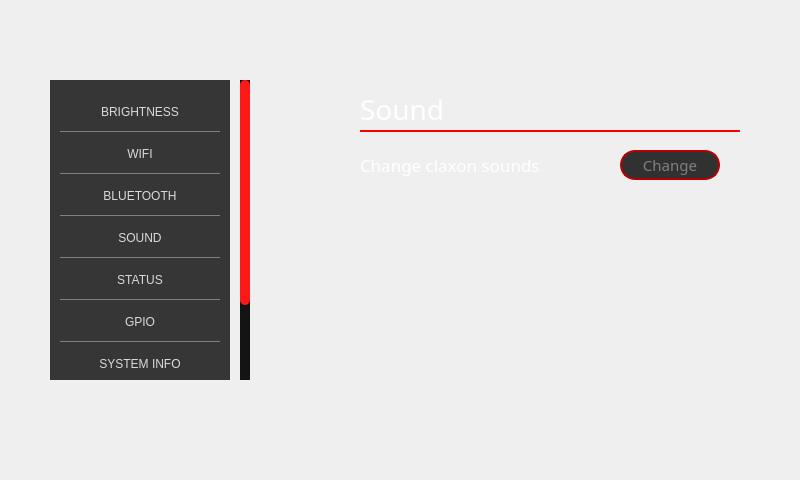
First picture: the form in GUI_WIDGETS/Settings/design_settings.ui, repository PortiESP/PortiOS, before the edit.
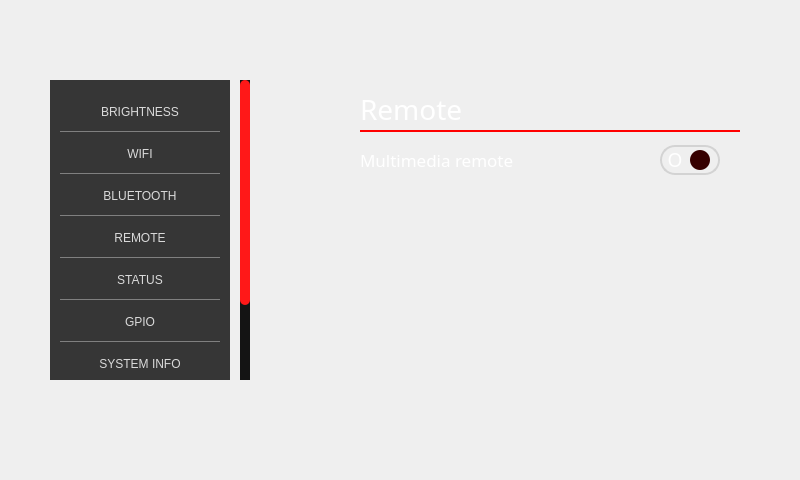
Second picture: the form after the edit. The open tabs and pages were chosen to show the change. Icons and pictures are not drawn.

```diff
--- a/GUI_WIDGETS/Settings/design_settings.ui
+++ b/GUI_WIDGETS/Settings/design_settings.ui
@@ -91,7 +91,7 @@
      <property name="geometry">
       <rect>
        <x>0</x>
-       <y>0</y>
+       <y>-100</y>
        <width>180</width>
        <height>400</height>
       </rect>
@@ -233,7 +233,7 @@
        </widget>
       </item>
       <item>
-       <widget class="QFrame" name="frame_setting_sound">
+       <widget class="QFrame" name="frame_setting_remote">
         <property name="maximumSize">
          <size>
           <width>180</width>
@@ -257,7 +257,7 @@
           <number>0</number>
          </property>
          <item>
-          <widget class="QPushButton" name="bearing_settingsSound">
+          <widget class="QPushButton" name="bearing_settingsRemote">
            <property name="minimumSize">
             <size>
              <width>0</width>
@@ -265,7 +265,7 @@
             </size>
            </property>
            <property name="text">
-            <string>SOUND</string>
+            <string>REMOTE</string>
            </property>
           </widget>
          </item>
@@ -485,7 +485,7 @@
      </rect>
     </property>
     <property name="currentIndex">
-     <number>2</number>
+     <number>3</number>
     </property>
     <widget class="QWidget" name="page_brightness">
      <widget class="QFrame" name="p_brightnes_title">
@@ -1973,7 +1973,7 @@
       </widget>
      </widget>
     </widget>
-    <widget class="QWidget" name="page_sound">
+    <widget class="QWidget" name="page_remote">
      <widget class="QFrame" name="frame_5">
       <property name="geometry">
        <rect>
@@ -2002,7 +2002,7 @@
         <string notr="true">color:white;</string>
        </property>
        <property name="text">
-        <string>Sound</string>
+        <string>Remote</string>
        </property>
        <property name="alignment">
         <set>Qt::AlignLeading|Qt::AlignLeft|Qt::AlignTop</set>
@@ -2029,22 +2029,22 @@
        </property>
       </widget>
      </widget>
-     <widget class="QFrame" name="p_sound_claxon">
+     <widget class="QFrame" name="frame_3">
       <property name="geometry">
        <rect>
         <x>0</x>
         <y>60</y>
         <width>370</width>
-        <height>50</height>
+        <height>40</height>
        </rect>
       </property>
-      <widget class="QLabel" name="label_33">
+      <widget class="QLabel" name="label_4">
        <property name="geometry">
         <rect>
          <x>10</x>
-         <y>0</y>
-         <width>200</width>
-         <height>50</height>
+         <y>5</y>
+         <width>240</width>
+         <height>30</height>
         </rect>
        </property>
        <property name="maximumSize">
@@ -2063,44 +2063,119 @@
         <string notr="true">color:white;</string>
        </property>
        <property name="text">
-        <string>Change claxon sounds</string>
+        <string>Multimedia remote</string>
        </property>
       </widget>
-      <widget class="QPushButton" name="bearing_soundClaxonsButton">
+      <widget class="QFrame" name="frame_cb_3">
        <property name="geometry">
         <rect>
-         <x>270</x>
-         <y>10</y>
-         <width>100</width>
-         <height>30</height>
+         <x>310</x>
+         <y>0</y>
+         <width>60</width>
+         <height>40</height>
         </rect>
        </property>
-       <property name="font">
-        <font>
-         <family>Bahnschrift SemiLight</family>
-         <pointsize>11</pointsize>
-         <weight>50</weight>
-         <bold>false</bold>
-        </font>
-       </property>
-       <property name="styleSheet">
-        <string notr="true">QPushButton{
-	
-	background-color: rgb(49, 49, 49);
-	border: 2px solid rgb(181, 0, 0);
+       <widget class="QFrame" name="a_border">
+        <property name="geometry">
+         <rect>
+          <x>0</x>
+          <y>5</y>
+          <width>60</width>
+          <height>30</height>
+         </rect>
+        </property>
+        <property name="styleSheet">
+         <string notr="true">QFrame{
 	border-radius:15px;
-	color:gray;
+	border:2px solid gray; 
+	border-color: rgb(211, 211, 211);
 }
-QPushButton:pressed{
-	
-	
-	background-color: rgb(188, 0, 0);
+QLabel{
+	border:none; 
 	color:white;
+	margin-bottom:1px;
 }</string>
-       </property>
-       <property name="text">
-        <string>Change</string>
-       </property>
+        </property>
+        <widget class="QLabel" name="label_10">
+         <property name="geometry">
+          <rect>
+           <x>0</x>
+           <y>0</y>
+           <width>30</width>
+           <height>30</height>
+          </rect>
+         </property>
+         <property name="font">
+          <font>
+           <family>Bahnschrift SemiBold</family>
+           <pointsize>14</pointsize>
+          </font>
+         </property>
+         <property name="text">
+          <string>O</string>
+         </property>
+         <property name="alignment">
+          <set>Qt::AlignCenter</set>
+         </property>
+        </widget>
+        <widget class="QLabel" name="label_12">
+         <property name="geometry">
+          <rect>
+           <x>30</x>
+           <y>0</y>
+           <width>30</width>
+           <height>30</height>
+          </rect>
+         </property>
+         <property name="font">
+          <font>
+           <family>Bahnschrift SemiBold</family>
+           <pointsize>14</pointsize>
+          </font>
+         </property>
+         <property name="text">
+          <string>I</string>
+         </property>
+         <property name="alignment">
+          <set>Qt::AlignCenter</set>
+         </property>
+        </widget>
+       </widget>
+       <widget class="QCheckBox" name="bearing_remoteMultimediaCheckbox">
+        <property name="geometry">
+         <rect>
+          <x>0</x>
+          <y>0</y>
+          <width>60</width>
+          <height>40</height>
+         </rect>
+        </property>
+        <property name="styleSheet">
+         <string notr="true">QCheckBox{
+	background:none;
+}
+QCheckBox::indicator{
+	height:20px;
+	width:20px;
+	border-radius:10px;
+
+}
+QCheckBox::indicator:checked{
+	margin-left:6px;
+	background-color: rgb(255, 0, 0);
+
+}
+QCheckBox::indicator:unchecked{
+	margin-left:30px;
+	background:rgb(54, 0, 0);
+
+	
+}</string>
+        </property>
+        <property name="text">
+         <string/>
+        </property>
+       </widget>
       </widget>
      </widget>
     </widget>
@@ -3652,7 +3727,7 @@
         <string notr="true">color:white;</string>
        </property>
        <property name="text">
-        <string>TERMINAL</string>
+        <string>REMOTE</string>
        </property>
        <property name="alignment">
         <set>Qt::AlignLeading|Qt::AlignLeft|Qt::AlignTop</set>
@@ -3679,80 +3754,6 @@
        </property>
       </widget>
      </widget>
-     <widget class="QFrame" name="p_terminal_button">
-      <property name="geometry">
-       <rect>
-        <x>0</x>
-        <y>60</y>
-        <width>370</width>
-        <height>50</height>
-       </rect>
-      </property>
-      <widget class="QLabel" name="label_108">
-       <property name="geometry">
-        <rect>
-         <x>10</x>
-         <y>0</y>
-         <width>200</width>
-         <height>50</height>
-        </rect>
-       </property>
-       <property name="maximumSize">
-        <size>
-         <width>250</width>
-         <height>16777215</height>
-        </size>
-       </property>
-       <property name="font">
-        <font>
-         <family>Bahnschrift SemiLight</family>
-         <pointsize>13</pointsize>
-        </font>
-       </property>
-       <property name="styleSheet">
-        <string notr="true">color:white;</string>
-       </property>
-       <property name="text">
-        <string>Open terminal</string>
-       </property>
-      </widget>
-      <widget class="QPushButton" name="bearing_terminalOpenButton">
-       <property name="geometry">
-        <rect>
-         <x>270</x>
-         <y>10</y>
-         <width>100</width>
-         <height>30</height>
-        </rect>
-       </property>
-       <property name="font">
-        <font>
-         <family>Bahnschrift SemiLight</family>
-         <pointsize>11</pointsize>
-         <weight>50</weight>
-         <bold>false</bold>
-        </font>
-       </property>
-       <property name="styleSheet">
-        <string notr="true">QPushButton{
-	
-	background-color: rgb(49, 49, 49);
-	border: 2px solid rgb(181, 0, 0);
-	border-radius:15px;
-	color:gray;
-}
-QPushButton:pressed{
-	
-	
-	background-color: rgb(188, 0, 0);
-	color:white;
-}</string>
-       </property>
-       <property name="text">
-        <string>Open</string>
-       </property>
-      </widget>
-     </widget>
     </widget>
     <widget class="QWidget" name="page_advanced">
      <widget class="QFrame" name="frame_page_advanced">
```
